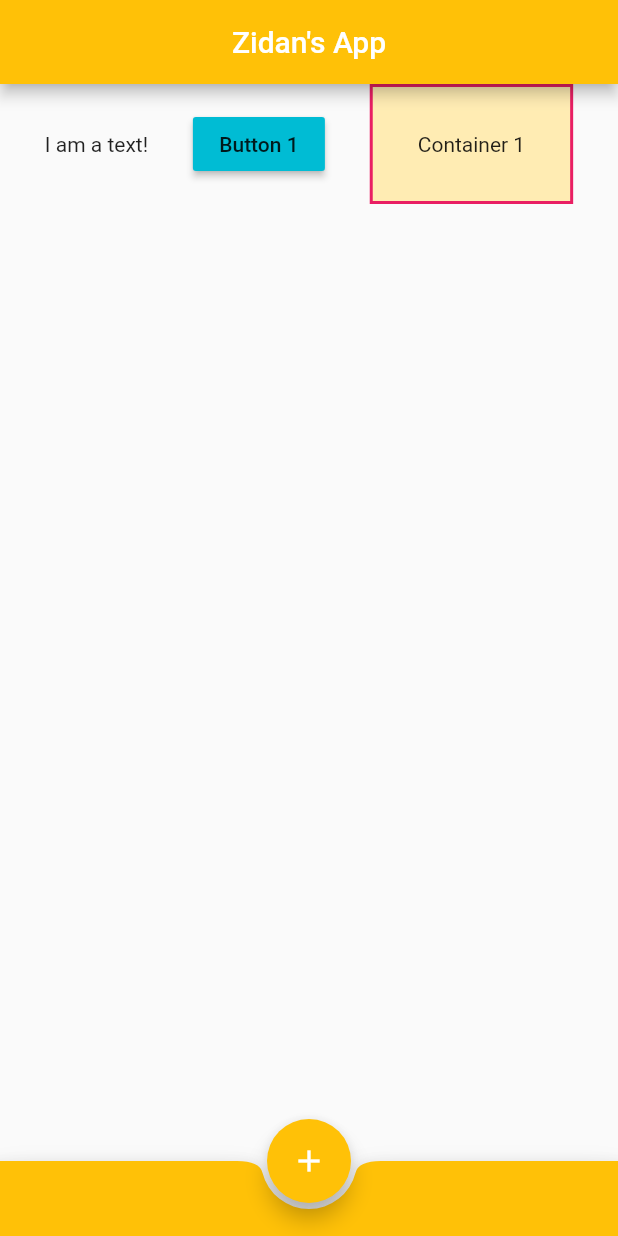
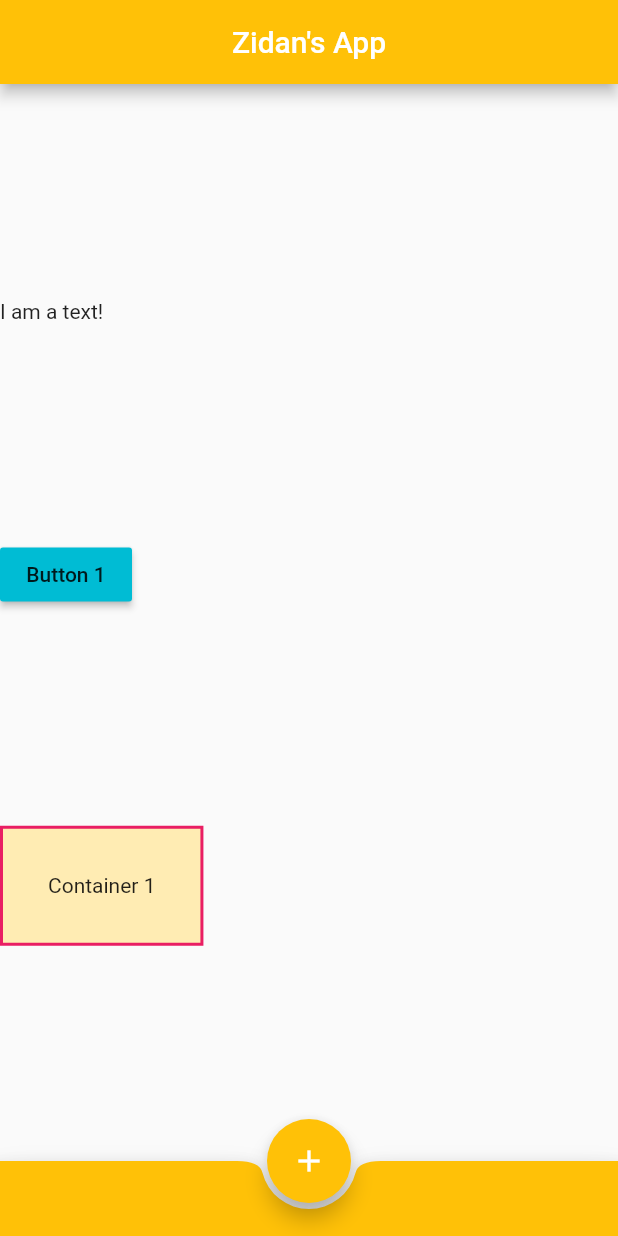
Before and after one commit to musrah13/my_first_flutter_app, a Flutter app: the screen it shows after launch, on a phone screen of 412 x 824 dp. Run offline on Flutter 3.47's test engine with Material 2 defaults, Android fonts, the phone set to English and light mode, and no system bars.

Commit message:
learned columns

```diff
--- a/lib/main.dart
+++ b/lib/main.dart
@@ -15,9 +15,9 @@ class Home extends StatelessWidget {
         title: Text("Zidan's App"),
         centerTitle: true,
       ),
-      body: Row(
+      body: Column(
         mainAxisAlignment: MainAxisAlignment.spaceEvenly,
-        crossAxisAlignment: CrossAxisAlignment.center,
+        crossAxisAlignment: CrossAxisAlignment.start,
         children: <Widget>[
           Text(
             'I am a text!',
```
